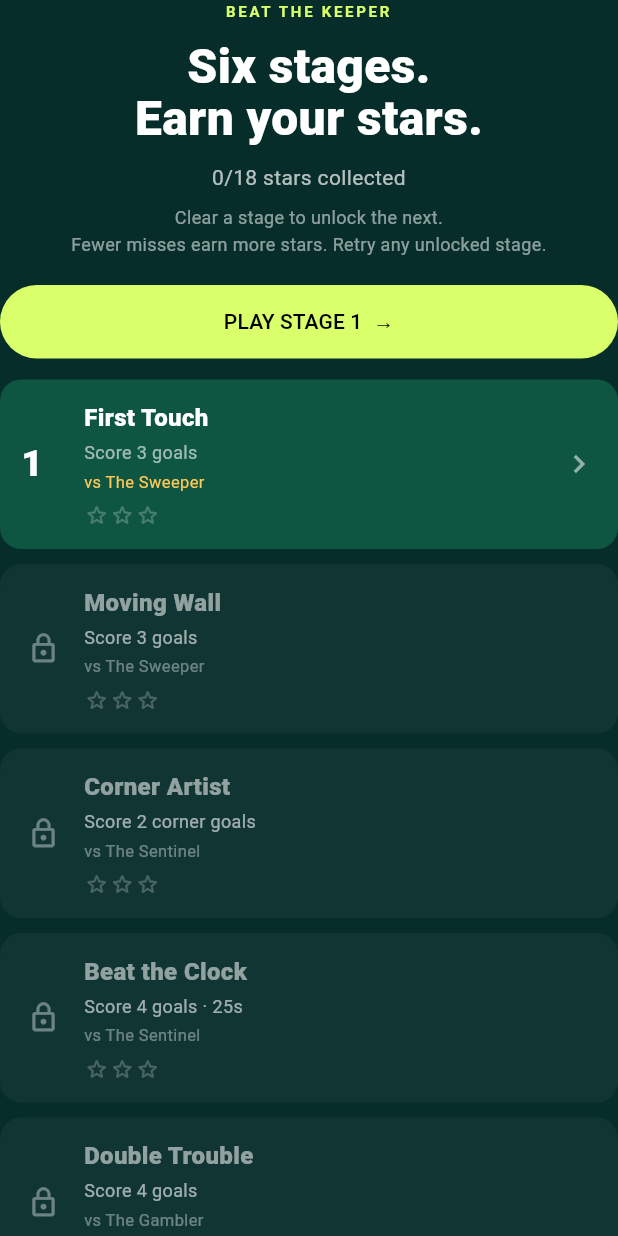
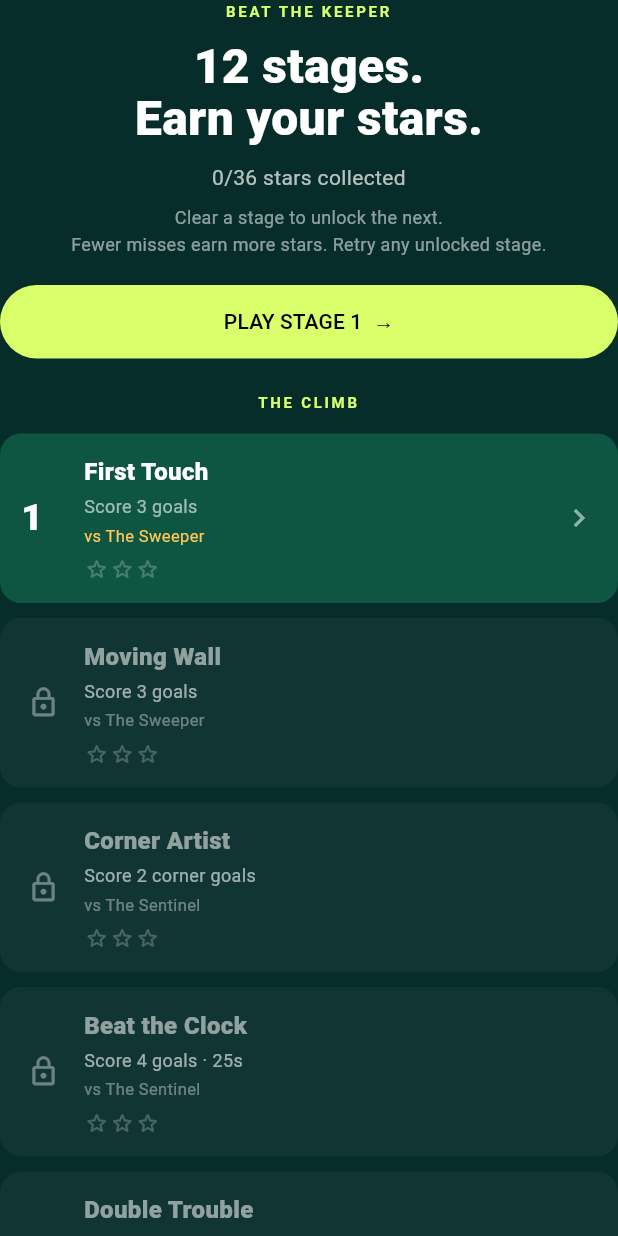
Before and after one commit to zaefrul/one_touch_striker, a Flutter app: the ChallengeMap widget shown alone on an empty page, opened directly with empty values, on a phone screen of 412 x 824 dp. Run offline on Flutter 3.47's test engine with Material 3 defaults, Android fonts, the phone set to English and light mode, and no system bars; our stand-ins replace audioplayers, shared_preferences; missing offline and left inert: flame; accounts and stored records are empty.

Commit message:
feat: add six harder Champion stages [skip ci]
Extend the preferred stage-challenges game from six stages to twelve, with tougher corner targets, timed scoring rounds and three-defender formations. Preserve the original stage balance and saved medals; completed six-stage saves unlock stage seven.

Precache the third defender, update map and completion counts to 36 stars, and prepare regression cases and local playtest notes. Source review only: no analyzer, tests, builds, app runs or GitHub workflows executed.

```diff
--- a/lib/game/challenge_stage.dart
+++ b/lib/game/challenge_stage.dart
@@ -2,7 +2,10 @@ import 'keeper_style.dart';
 
 enum StageObjective { goals, corners, points }
 
-enum DefencePattern { sweep, crossing }
+enum DefencePattern { sweep, crossing, staggered }
+
+// Append new stages after these six: saved stars are keyed by list position.
+const championStageStart = 6;
 
 /// Each stage introduces a different skill. Balance values live here so they
 /// can be tuned after device playtests without changing the match rules.
@@ -56,7 +59,7 @@ class ChallengeStage {
       objective == StageObjective.corners ? 'corner goal' : 'goal';
   String get fireRule =>
       '$fireChargeGoals $fireChargeUnit${fireChargeGoals == 1 ? '' : 's'} '
-      'in a row ${fireChargeGoals == 1 ? 'charges' : 'charge'} a Fire Shot. '
+      'without a miss ${fireChargeGoals == 1 ? 'charges' : 'charge'} a Fire Shot. '
       'Your next goal scores 2× points; a miss resets charge.';
   String get rulesLabel => timeLimit == null
       ? '3 chances · No timer'
@@ -143,7 +146,7 @@ const challengeStages = [
     name: "Captain's Finish",
     skill: 'MAKE EVERY SHOT COUNT',
     brief: 'Earn eight points against The Gambler and two defenders. Corners are worth three; a Fire corner is worth six.',
-    tip: 'Two goals charge a Fire Shot. Read the crossing defenders and aim for a corner to finish strongly.',
+    tip: 'Two goals charge a Fire Shot. Read the offset defenders and aim for a corner to finish strongly.',
     objective: StageObjective.points,
     target: 8,
     aimSpeed: 1.60,
@@ -155,6 +158,108 @@ const challengeStages = [
     timeLimit: 30,
     pitchColor: 0xff23496a,
     stripeColor: 0xff2b5576,
+  ),
+  ChallengeStage(
+    name: 'Pressure Cooker',
+    skill: 'KEEP YOUR COOL',
+    brief: 'Five goals, two crossing defenders and a faster Sweeper. Keep finding the open lane before time runs out.',
+    tip: 'Watch both lanes as the arrow returns. Take the open goal when a corner would cost too much time.',
+    objective: StageObjective.goals,
+    target: 5,
+    aimSpeed: 1.70,
+    keeperSpeed: 1.50,
+    keeperRange: 108,
+    defenders: 2,
+    defenderSpeed: 1.40,
+    pattern: DefencePattern.crossing,
+    timeLimit: 26,
+    pitchColor: 0xff70402e,
+    stripeColor: 0xff7c4b36,
+  ),
+  ChallengeStage(
+    name: 'Needle Threader',
+    skill: 'FIND THE SMALL OPENING',
+    brief: 'Land three corner goals past The Sentinel and two defenders. Only the glowing corners advance the stage.',
+    tip: 'Use the untimed round to read all three opponents. Two corner goals charge a Fire Shot for your next shot.',
+    objective: StageObjective.corners,
+    target: 3,
+    aimSpeed: 1.80,
+    keeperSpeed: 1.55,
+    keeperRange: 108,
+    keeper: KeeperStyle.sentinel,
+    defenders: 2,
+    defenderSpeed: 1.40,
+    pitchColor: 0xff433a70,
+    stripeColor: 0xff4f467e,
+  ),
+  ChallengeStage(
+    name: 'Triple Wall',
+    skill: 'READ THREE LANES',
+    brief: 'A third defender joins the pitch. Score five goals through a repeating wave of three moving lanes.',
+    tip: 'Start with the defender nearest the ball, then check the two behind. The wave repeats; there is no timer to rush you.',
+    objective: StageObjective.goals,
+    target: 5,
+    aimSpeed: 1.85,
+    keeperSpeed: 1.60,
+    keeperRange: 108,
+    keeper: KeeperStyle.gambler,
+    defenders: 3,
+    defenderSpeed: 1.40,
+    pattern: DefencePattern.staggered,
+    pitchColor: 0xff245c62,
+    stripeColor: 0xff2b6870,
+  ),
+  ChallengeStage(
+    name: 'Sudden Rush',
+    skill: 'TURN CHARGE INTO POINTS',
+    brief: 'Earn twelve points in twenty-two active seconds. Two quick crossing defenders leave little time to hesitate.',
+    tip: 'A Fire corner earns six points. Build charge with open goals, then look for the corner when the boost is ready.',
+    objective: StageObjective.points,
+    target: 12,
+    aimSpeed: 1.95,
+    keeperSpeed: 1.65,
+    keeperRange: 110,
+    defenders: 2,
+    defenderSpeed: 1.60,
+    pattern: DefencePattern.crossing,
+    timeLimit: 22,
+    pitchColor: 0xff754c22,
+    stripeColor: 0xff81592b,
+  ),
+  ChallengeStage(
+    name: 'Corner Siege',
+    skill: 'STAY PRECISE UNDER PRESSURE',
+    brief: 'Four corner goals through the triple wall. The Sentinel and the clock now test your precision together.',
+    tip: 'The three-lane wave returns. Read the nearest defender first and choose a corner during the keeper\'s opposite-side hold.',
+    objective: StageObjective.corners,
+    target: 4,
+    aimSpeed: 2.00,
+    keeperSpeed: 1.75,
+    keeperRange: 110,
+    keeper: KeeperStyle.sentinel,
+    defenders: 3,
+    defenderSpeed: 1.50,
+    pattern: DefencePattern.staggered,
+    timeLimit: 32,
+    pitchColor: 0xff613653,
+    stripeColor: 0xff704061,
+  ),
+  ChallengeStage(
+    name: "Champion's Gate",
+    skill: 'MASTER THE WHOLE PITCH',
+    brief: 'Earn eighteen points against the fastest Gambler and three defenders moving at different speeds. This is the final test.',
+    tip: 'Keep your charge alive and spend Fire Shots on corners. Five consecutive corner goals earn eighteen points; open centre goals can keep you in the run.',
+    objective: StageObjective.points,
+    target: 18,
+    aimSpeed: 2.10,
+    keeperSpeed: 1.85,
+    keeperRange: 110,
+    keeper: KeeperStyle.gambler,
+    defenders: 3,
+    defenderSpeed: 1.65,
+    timeLimit: 28,
+    pitchColor: 0xff26335d,
+    stripeColor: 0xff303f6d,
   ),
 ];
 
--- a/lib/main.dart
+++ b/lib/main.dart
@@ -553,7 +553,7 @@ class _MatchScreenState extends State<MatchScreen> with WidgetsBindingObserver {
             ),
           ),
           const SizedBox(height: 8),
-          Text('6 stages · ${progress.totalStars}/${challengeStages.length * 3} stars · New objectives',
+          Text('${challengeStages.length} stages · ${progress.totalStars}/${challengeStages.length * 3} stars · New objectives',
               textAlign: TextAlign.center,
               style: const TextStyle(fontSize: 11, color: Colors.white60)),
           const SizedBox(height: 20),
--- a/lib/ui/challenge_panel.dart
+++ b/lib/ui/challenge_panel.dart
@@ -24,9 +24,9 @@ class ChallengeMap extends StatelessWidget {
         children: [
           const _Eyebrow('BEAT THE KEEPER'),
           const SizedBox(height: 12),
-          const Text('Six stages.\nEarn your stars.',
+          Text('${challengeStages.length} stages.\nEarn your stars.',
               textAlign: TextAlign.center,
-              style: TextStyle(fontSize: 32, fontWeight: FontWeight.w900, height: 1.1)),
+              style: const TextStyle(fontSize: 32, fontWeight: FontWeight.w900, height: 1.1)),
           const SizedBox(height: 12),
           Text('${progress.totalStars}/${challengeStages.length * 3} stars collected',
               textAlign: TextAlign.center,
@@ -46,7 +46,12 @@ class ChallengeMap extends StatelessWidget {
             ),
             const SizedBox(height: 14),
           ],
-          for (var i = 0; i < challengeStages.length; i++)
+          for (var i = 0; i < challengeStages.length; i++) ...[
+            if (i == 0 || i == championStageStart)
+              Padding(
+                padding: const EdgeInsets.only(top: 8, bottom: 14),
+                child: _Eyebrow(i == 0 ? 'THE CLIMB' : 'CHAMPION STAGES · HARD'),
+              ),
             Padding(
               padding: const EdgeInsets.only(bottom: 10),
               child: _StageCard(
@@ -57,6 +62,7 @@ class ChallengeMap extends StatelessWidget {
                 onTap: () => onSelect(i),
               ),
             ),
+          ],
           TextButton(onPressed: onBack, child: const Text('BACK TO HOME')),
         ],
       );
@@ -144,7 +150,7 @@ class StagePanel extends StatelessWidget {
           ? stage.brief
           : cleared
               ? complete
-                  ? 'All six stages conquered! You have ${progress.totalStars}/${challengeStages.length * 3} stars. Replay your favourites to earn the rest.'
+                  ? 'All ${challengeStages.length} stages conquered! You have ${progress.totalStars}/${challengeStages.length * 3} stars. Replay your favourites to earn the rest.'
                   : 'Next: ${challengeStages[model.stageIndex! + 1].name}.\n${challengeStages[model.stageIndex! + 1].brief}'
               : stage.tip,
           textAlign: TextAlign.center,
```
Also changed, not shown: lib/game/match_model.dart (+9 -1 lines), lib/game/striker_game.dart (+9 -3 lines), 7 other files.
